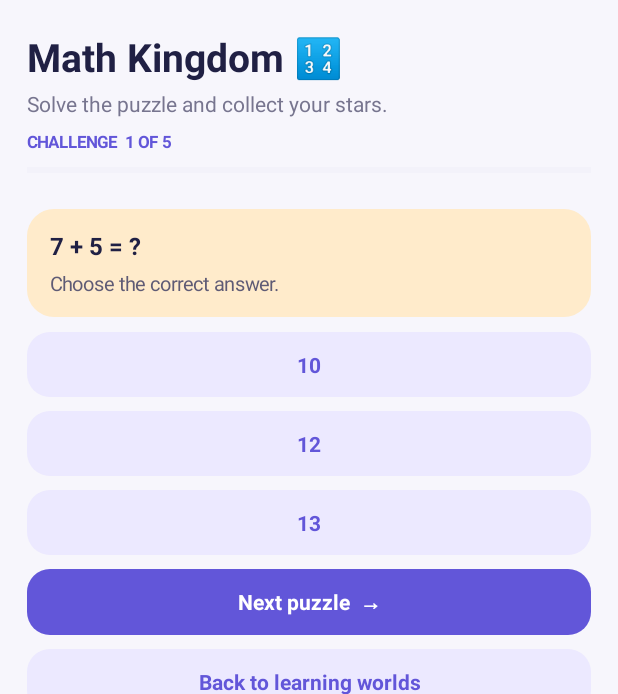
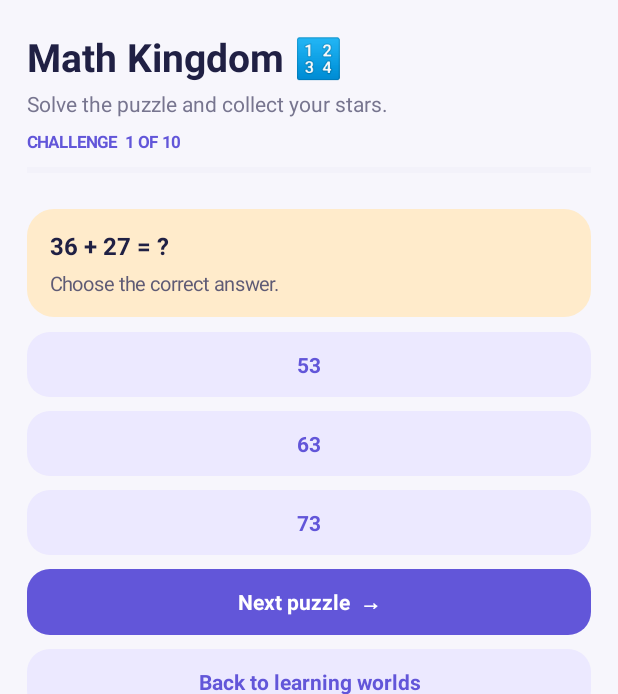
Before and after one commit to rautshivamxyz-beep/KIDVERSE, an Android app: the screen it shows after launch (MainActivity), after a tap on an icon or button, on a phone screen of 412 x 824 dp, the part 81-775 px from its top. Run offline under Robolectric (Android 15) with nearby library versions, the phone set to English and light mode, and no system bars; 1 other tap on this screen came first.

Commit message:
Expand KIDVERSE learning curriculum and interactive science quiz

```diff
--- a/app/src/main/java/com/kidverse/app/MainActivity.java
+++ b/app/src/main/java/com/kidverse/app/MainActivity.java
@@ -41,28 +41,61 @@ public class MainActivity extends Activity {
     private int stars;
     private int mathIndex = 0;
     private int storyIndex = 0;
+    private int scienceIndex = 0;
     private String activeTab = "Home";
     private DrawingCanvas drawingCanvas;
 
     private final String[] mathQuestions = {
-        "7 + 5 = ?", "14 - 6 = ?", "3 × 4 = ?", "Half of 18 is?", "25 + 15 = ?"
+        "36 + 27 = ?", "82 - 45 = ?", "6 × 7 = ?", "Half of 54 is?",
+        "What is 3/4 of 20?", "125 + 75 = ?", "9 × 8 = ?", "100 - 38 = ?",
+        "A book has 64 pages. You read 28. How many remain?", "4 groups of 12 make?"
     };
     private final String[][] mathOptions = {
-        {"10", "12", "13"}, {"7", "8", "9"}, {"10", "12", "14"},
-        {"8", "9", "10"}, {"35", "40", "45"}
+        {"53", "63", "73"}, {"37", "47", "27"}, {"42", "48", "36"},
+        {"27", "24", "29"}, {"10", "15", "18"}, {"190", "200", "210"},
+        {"72", "81", "63"}, {"72", "62", "68"}, {"36", "38", "34"}, {"36", "48", "42"}
     };
-    private final int[] mathAnswers = {1, 1, 1, 1, 1};
+    private final int[] mathAnswers = {1, 0, 0, 0, 1, 1, 0, 1, 1, 1};
     private final String[] mathHints = {
-        "Count on from 7: 8, 9, 10, 11, 12.",
-        "Take 6 away from 14. You have 8 left.",
-        "3 groups of 4 make 12.",
-        "Half means split into two equal groups. 9 + 9 = 18.",
-        "25 + 15 = 25 + 10 + 5 = 40."
+        "Add tens and ones: 30 + 20 = 50, then 6 + 7 = 13. Total: 63.",
+        "82 − 40 = 42, then take away 5 more. The answer is 37.",
+        "Six groups of seven: 7 + 7 + 7 + 7 + 7 + 7 = 42.",
+        "Half means two equal groups. 27 + 27 = 54.",
+        "One quarter of 20 is 5. Three quarters is 5 + 5 + 5 = 15.",
+        "125 + 75 makes 200. You can bridge through 150.",
+        "Nine groups of eight make 72. Try 10 × 8 − 8.",
+        "100 − 30 = 70, then 70 − 8 = 62.",
+        "Subtract the pages read: 64 − 28 = 36 pages.",
+        "12 + 12 + 12 + 12 = 48."
     };
-    private final String[] storyTitles = {"Mira and the Moon Garden", "The Helpful Robot"};
+    private final String[] storyTitles = {
+        "Mira and the Moon Garden", "The Helpful Robot", "The River That Sang",
+        "Asha's Tiny Telescope", "The Mango Tree Promise"
+    };
     private final String[] storyTexts = {
         "Mira loved looking at the night sky. One evening, she planted tiny seeds beside her window. Every night she watered them and watched the moon. Soon, bright silver flowers opened. Mira learned that patience helps little things grow.",
-        "Robo was a small robot who lived in a sunny town. One day, he saw a bird with a tangled kite string. Robo gently helped the bird, then recycled the string. Everyone learned that being kind also means caring for nature."
+        "Robo was a small robot who lived in a sunny town. One day, he saw a bird with a tangled kite string. Robo gently helped the bird, then recycled the string. Everyone learned that being kind also means caring for nature.",
+        "A river near Tara's village used to sparkle. One morning she noticed wrappers caught between the stones. She invited her friends to make signs asking everyone to keep the river clean. They never entered the water; they worked safely with adults along the bank. Soon the river flowed freely again. Tara learned that small, safe actions can help a whole community.",
+        "Asha borrowed a tiny telescope from her grandfather. She looked at the Moon and drew its bright and dark patches. Grandfather explained that the Moon does not make its own light; it reflects sunlight. Asha made a notebook of questions and discovered that careful observation is the beginning of science.",
+        "Every summer, Kabir's family cared for the old mango tree. They watered its roots during dry weeks and left fallen leaves to become compost. One year the tree gave more fruit than ever. Kabir shared the mangoes with neighbours and learned that caring for nature is a promise we keep over time."
+    };
+    private final String[] scienceQuestions = {
+        "Which part of a plant takes in most water?", "What causes day and night on Earth?",
+        "Which material is attracted to a magnet?", "What do we call water vapour cooling into tiny drops?",
+        "Which animal is a mammal?"
+    };
+    private final String[][] scienceOptions = {
+        {"Flower", "Roots", "Fruit"}, {"Earth spinning on its axis", "The Moon moving", "Clouds moving"},
+        {"Wood", "Plastic", "Iron"}, {"Evaporation", "Condensation", "Melting"},
+        {"Frog", "Dolphin", "Butterfly"}
+    };
+    private final int[] scienceAnswers = {1, 0, 2, 1, 1};
+    private final String[] scienceHints = {
+        "Roots absorb water from the soil.",
+        "Earth rotates once about every 24 hours. The side facing the Sun has day.",
+        "Iron is a metal that magnets can attract.",
+        "Condensation happens when water vapour cools and forms tiny liquid drops.",
+        "Dolphins are mammals: they breathe air and feed their young milk."
     };
 
     @Override public void onCreate(Bundle state) {
@@ -397,26 +430,39 @@ public class MainActivity extends Activity {
 
     private void showScience() {
         screen("Learn");
-        intro("Science Galaxy 🔬", "Big discoveries begin with small questions.");
-        infoCard("🌱 Plants and sunlight", "Plants use sunlight, water and air to make their own food. This is called photosynthesis.", 0xFFDFF3FF);
-        infoCard("🪐 Our Solar System", "The Sun is a star. Earth is one of the planets that travels around it.", 0xFFECE9FF);
-        infoCard("💧 The water cycle", "Water evaporates, forms clouds and falls back to Earth as rain.", 0xFFE2F2E9);
-        infoCard("🦋 Living things", "Living things grow and need energy. Many plants and animals depend on each other.", 0xFFFFEBCB);
-        smallHeading("Quick science check");
-        infoCard("What do plants use from the Sun?", "Choose one answer.", WHITE);
-        button("Sunlight", false, () -> scienceAnswer(true));
-        button("Moonlight", false, () -> scienceAnswer(false));
-        button("Sand", false, () -> scienceAnswer(false));
+        intro("Science Galaxy 🔬", "Explore a topic, then test what you discovered.");
+        infoCard("🌱 Plant power", "Roots take in water. Leaves capture light. Plants use light energy to make food in a process called photosynthesis.", 0xFFDFF3FF);
+        infoCard("🌍 Earth in motion", "Earth spins on its axis once about every 24 hours. This rotation gives us day and night. Earth also travels around the Sun.", 0xFFECE9FF);
+        infoCard("🧲 Forces around us", "A magnet can attract some metals, such as iron. Magnets have two poles, called north and south.", 0xFFE2F2E9);
+        infoCard("💧 The water cycle", "Sunlight warms water and some evaporates into vapour. Cooling vapour condenses into droplets in clouds. Water returns as precipitation.", 0xFFFFEBCB);
+        infoCard("🐬 Animal families", "Mammals breathe air and feed their babies milk. Dolphins are mammals even though they live in water.", 0xFFFFE6F0);
+        smallHeading("Galaxy quiz · " + (scienceIndex + 1) + " of " + scienceQuestions.length);
+        infoCard(scienceQuestions[scienceIndex], "Choose the best answer. Read the explanation after you answer.", WHITE);
+        final int q = scienceIndex;
+        if (prefs.getBoolean("reward_science_" + q, false)) {
+            infoCard("Mission complete ✓", "You have already earned the reward for this question.", 0xFFE8F4DE);
+        } else {
+            for (int i = 0; i < 3; i++) {
+                final int pick = i;
+                button(scienceOptions[q][i], false, () -> scienceAnswer(pick == scienceAnswers[q], q));
+            }
+        }
+        button(q == scienceQuestions.length - 1 ? "Finish science quiz" : "Next question  →", true, () -> {
+            scienceIndex = (scienceIndex + 1) % scienceQuestions.length;
+            showScience();
+        });
     }
 
-    private void scienceAnswer(boolean correct) {
+    private void scienceAnswer(boolean correct, int question) {
         if (correct) {
-            rewardOnce("science_quiz", 10);
-            new AlertDialog.Builder(this).setTitle("That's correct! 🌟")
-                .setMessage("Plants use energy from sunlight to make food. You earned 10 stars.")
+            rewardOnce("science_" + question, 5);
+            new AlertDialog.Builder(this).setTitle("Science star earned! 🌟")
+                .setMessage("Correct! " + scienceHints[question] + "\n\nYou earned 5 stars.")
                 .setPositiveButton("Continue", (d, w) -> showScience()).show();
         } else {
-            Toast.makeText(this, "Not quite. Remember: plants need sunlight.", Toast.LENGTH_SHORT).show();
+            new AlertDialog.Builder(this).setTitle("Good experiment!")
+                .setMessage("Try once more. Hint: " + scienceHints[question])
+                .setPositiveButton("Try again", null).show();
         }
     }
 
```
